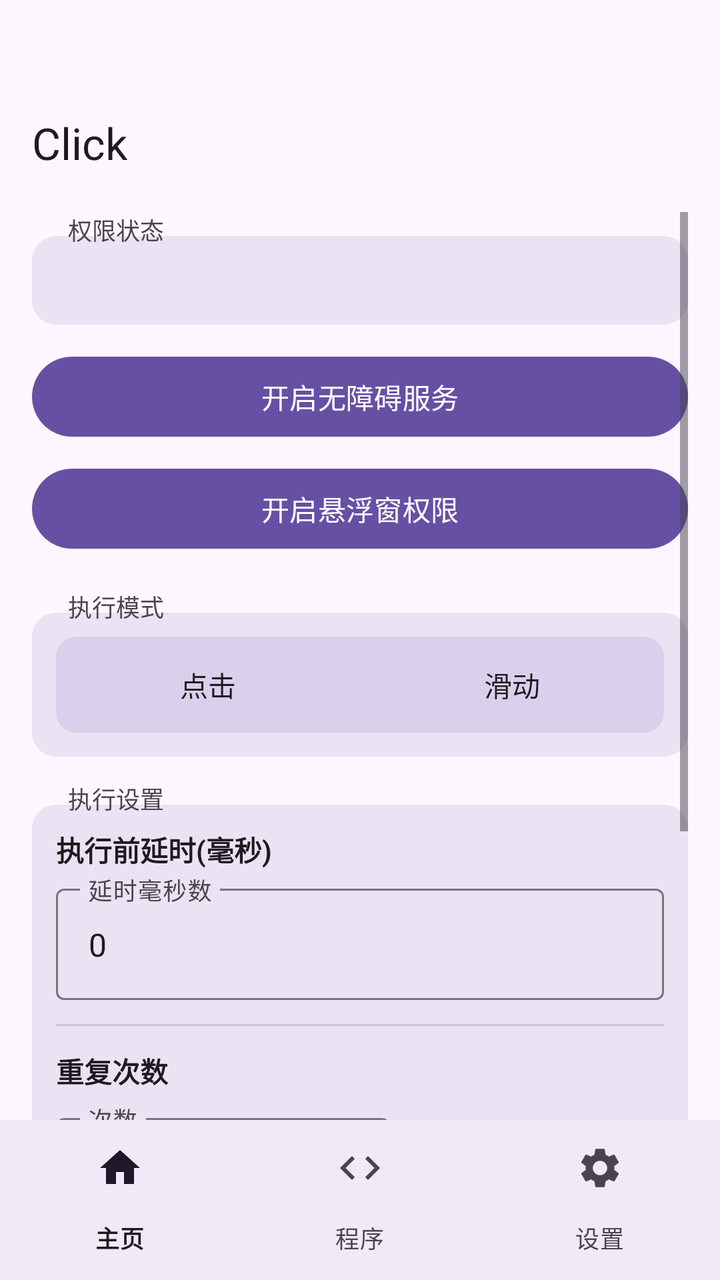
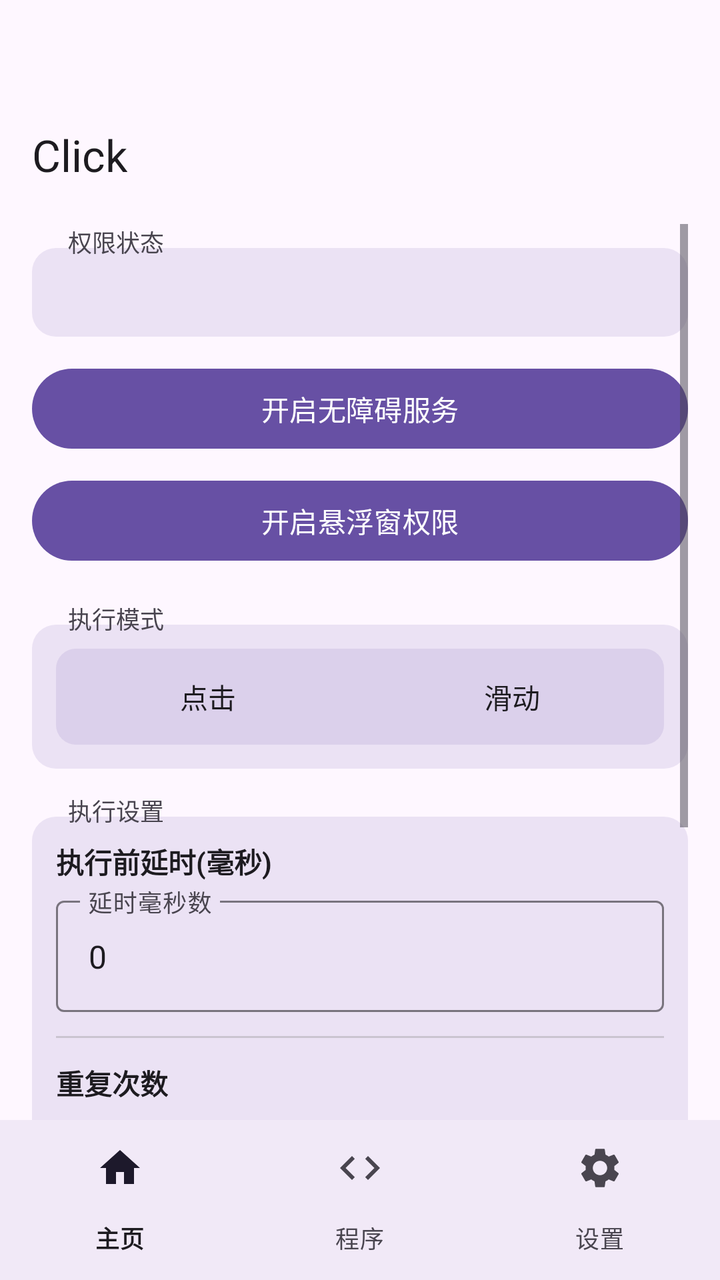

Screens rendered from an Android XML layout before and after an edit, with the pre-edit source and the edit as a unified diff.
<!-- AndroidManifest.xml: activity theme Theme.Click -->
<!-- res/layout/activity_main.xml -->
<?xml version="1.0" encoding="utf-8"?>
<LinearLayout xmlns:android="http://schemas.android.com/apk/res/android"
    xmlns:app="http://schemas.android.com/apk/res-auto"
    android:layout_width="match_parent"
    android:layout_height="match_parent"
    android:fitsSystemWindows="false"
    android:orientation="vertical">

    
    <com.google.android.material.appbar.MaterialToolbar
        android:id="@+id/toolbar"
        android:layout_width="match_parent"
        android:layout_height="90dp"
        android:paddingTop="4dp"
        android:gravity="bottom"
        android:background="?attr/colorSurface"
        app:title="Click"
        app:titleTextColor="?attr/colorOnSurface" />

    
    <ScrollView
        android:id="@+id/home_content"
        android:layout_width="match_parent"
        android:layout_height="0dp"
        android:layout_weight="1"
        android:clipToPadding="false"
        android:paddingBottom="16dp"
        android:paddingHorizontal="16dp"
        android:paddingTop="16dp">

        <LinearLayout
            android:layout_width="match_parent"
            android:layout_height="wrap_content"
            android:orientation="vertical">

            
            <TextView
                android:layout_width="wrap_content"
                android:layout_height="wrap_content"
                android:text="权限状态"
                android:textSize="12sp"
                android:textColor="?attr/colorOnSurfaceVariant"
                android:background="@android:color/transparent"
                android:paddingHorizontal="6dp"
                android:layout_marginStart="12dp"
                android:layout_marginBottom="-6dp"
                android:elevation="2dp" />

            
            <LinearLayout
                android:layout_width="match_parent"
                android:layout_height="wrap_content"
                android:orientation="vertical"
                android:background="@drawable/section_border"
                android:padding="12dp">

                <TextView
                    android:id="@+id/statusText"
                    android:layout_width="match_parent"
                    android:layout_height="wrap_content"
                    android:gravity="start"
                    android:textSize="15sp"
                    android:textStyle="bold"
                    android:textColor="?attr/colorOnSurface" />
            </LinearLayout>

            <Button
                android:id="@+id/btnEnableService"
                android:layout_width="match_parent"
                android:layout_height="wrap_content"
                android:layout_marginTop="12dp"
                android:text="开启无障碍服务" />

            <Button
                android:id="@+id/btnEnableOverlay"
                android:layout_width="match_parent"
                android:layout_height="wrap_content"
                android:layout_marginTop="8dp"
                android:text="开启悬浮窗权限" />

            
            <TextView
                android:layout_width="wrap_content"
                android:layout_height="wrap_content"
                android:layout_marginTop="16dp"
                android:text="执行模式"
                android:textSize="12sp"
                android:textColor="?attr/colorOnSurfaceVariant"
                android:background="@android:color/transparent"
                android:paddingHorizontal="6dp"
                android:layout_marginStart="12dp"
                android:layout_marginBottom="-6dp"
                android:elevation="2dp" />

            
            <LinearLayout
                android:layout_width="match_parent"
                android:layout_height="wrap_content"
                android:orientation="vertical"
                android:background="@drawable/section_border"
                android:padding="12dp">

                <FrameLayout
                    android:layout_width="match_parent"
                    android:layout_height="wrap_content"
                    android:background="@drawable/segment_bg">

                    <View
                        android:id="@+id/modeIndicator"
                        android:layout_width="0dp"
                        android:layout_height="36dp"
                        android:layout_gravity="center_vertical"
                        android:layout_marginStart="4dp"
                        android:background="@drawable/segment_selected" />

                    <LinearLayout
                        android:layout_width="match_parent"
                        android:layout_height="wrap_content"
                        android:orientation="horizontal">

                        <Button
                            android:id="@+id/radioClick"
                            android:layout_width="0dp"
                            android:layout_height="wrap_content"
                            android:layout_weight="1"
                            android:text="点击"
                            android:background="@android:color/transparent"
                            android:textColor="@color/btn_text_selector" />

                        <Button
                            android:id="@+id/radioSwipe"
                            android:layout_width="0dp"
                            android:layout_height="wrap_content"
                            android:layout_weight="1"
                            android:text="滑动"
                            android:background="@android:color/transparent"
                            android:textColor="@color/btn_text_selector" />
                    </LinearLayout>
                </FrameLayout>

                <LinearLayout
                    android:id="@+id/swipeParams"
                    android:layout_width="match_parent"
                    android:layout_height="wrap_content"
                    android:orientation="vertical"
                    android:visibility="gone"
                    android:layout_marginTop="12dp">

                    <View
                        android:layout_width="match_parent"
                        android:layout_height="1dp"
                        android:background="?attr/colorOutlineVariant" />

                    <TextView
                        android:layout_width="wrap_content"
                        android:layout_height="wrap_content"
                        android:layout_marginTop="12dp"
                        android:text="滑动方式"
                        android:textSize="13sp"
                        android:textStyle="bold"
                        android:textColor="?attr/colorOnSurface" />

                    <FrameLayout
                        android:layout_width="match_parent"
                        android:layout_height="wrap_content"
                        android:layout_marginTop="8dp"
                        android:background="@drawable/segment_bg">

                        <View
                            android:id="@+id/swipeMethodIndicator"
                            android:layout_width="0dp"
                            android:layout_height="36dp"
                            android:layout_gravity="center_vertical"
                            android:layout_marginStart="4dp"
                            android:background="@drawable/segment_selected" />

                        <LinearLayout
                            android:layout_width="match_parent"
                            android:layout_height="wrap_content"
                            android:orientation="horizontal">

                            <Button
                                android:id="@+id/radioSwipeManual"
                                android:layout_width="0dp"
                                android:layout_height="wrap_content"
                                android:layout_weight="1"
                                android:text="手动参数"
                                android:background="@android:color/transparent"
                                android:textColor="@color/btn_text_selector" />

                            <Button
                                android:id="@+id/radioSwipeGesture"
                                android:layout_width="0dp"
                                android:layout_height="wrap_content"
                                android:layout_weight="1"
                                android:text="手势录制"
                                android:background="@android:color/transparent"
                                android:textColor="@color/btn_text_selector" />
                        </LinearLayout>
                    </FrameLayout>

                    <LinearLayout
                        android:id="@+id/manualSwipeParams"
                        android:layout_width="match_parent"
                        android:layout_height="wrap_content"
                        android:orientation="vertical"
                        android:layout_marginTop="12dp">

                        <TextView
                            android:layout_width="wrap_content"
                            android:layout_height="wrap_content"
                            android:text="起点"
                            android:textSize="13sp"
                            android:textColor="?attr/colorPrimary" />

                        <LinearLayout
                            android:layout_width="match_parent"
                            android:layout_height="wrap_content"
                            android:layout_marginTop="4dp"
                            android:orientation="horizontal">

                            <com.google.android.material.textfield.TextInputLayout
                                android:layout_width="0dp"
                                android:layout_height="wrap_content"
                                android:layout_weight="1"
                                android:layout_marginEnd="4dp"
                                android:hint="起点 X (横向坐标)"
                                style="@style/Widget.Material3.TextInputLayout.OutlinedBox">

                                <com.google.android.material.textfield.TextInputEditText
                                    android:id="@+id/inputSwipeX1"
                                    android:layout_width="match_parent"
                                    android:layout_height="wrap_content"
                                    android:inputType="numberDecimal" />
                            </com.google.android.material.textfield.TextInputLayout>

                            <com.google.android.material.textfield.TextInputLayout
                                android:layout_width="0dp"
                                android:layout_height="wrap_content"
                                android:layout_weight="1"
                                android:layout_marginStart="4dp"
                                android:hint="起点 Y (纵向坐标)"
                                style="@style/Widget.Material3.TextInputLayout.OutlinedBox">

                                <com.google.android.material.textfield.TextInputEditText
                                    android:id="@+id/inputSwipeY1"
                                    android:layout_width="match_parent"
                                    android:layout_height="wrap_content"
                                    android:inputType="numberDecimal" />
                            </com.google.android.material.textfield.TextInputLayout>
                        </LinearLayout>

                        <TextView
                            android:layout_width="wrap_content"
                            android:layout_height="wrap_content"
                            android:layout_marginTop="8dp"
                            android:text="终点"
                            android:textSize="13sp"
                            android:textColor="?attr/colorPrimary" />

                        <LinearLayout
                            android:layout_width="match_parent"
                            android:layout_height="wrap_content"
                            android:layout_marginTop="4dp"
                            android:orientation="horizontal">

                            <com.google.android.material.textfield.TextInputLayout
                                android:layout_width="0dp"
                                android:layout_height="wrap_content"
                                android:layout_weight="1"
                                android:layout_marginEnd="4dp"
                                android:hint="终点 X (横向坐标)"
                                style="@style/Widget.Material3.TextInputLayout.OutlinedBox">

                                <com.google.android.material.textfield.TextInputEditText
                                    android:id="@+id/inputSwipeX2"
                                    android:layout_width="match_parent"
                                    android:layout_height="wrap_content"
                                    android:inputType="numberDecimal" />
                            </com.google.android.material.textfield.TextInputLayout>

                            <com.google.android.material.textfield.TextInputLayout
                                android:layout_width="0dp"
                                android:layout_height="wrap_content"
                                android:layout_weight="1"
                                android:layout_marginStart="4dp"
                                android:hint="终点 Y (纵向坐标)"
                                style="@style/Widget.Material3.TextInputLayout.OutlinedBox">

                                <com.google.android.material.textfield.TextInputEditText
                                    android:id="@+id/inputSwipeY2"
                                    android:layout_width="match_parent"
                                    android:layout_height="wrap_content"
                                    android:inputType="numberDecimal" />
                            </com.google.android.material.textfield.TextInputLayout>
                        </LinearLayout>

                        <TextView
                            android:layout_width="wrap_content"
                            android:layout_height="wrap_content"
                            android:layout_marginTop="8dp"
                            android:text="时长"
                            android:textSize="13sp"
                            android:textColor="?attr/colorPrimary" />

                        <com.google.android.material.textfield.TextInputLayout
                            android:layout_width="match_parent"
                            android:layout_height="wrap_content"
                            android:layout_marginTop="4dp"
                            android:hint="滑动耗时(毫秒)"
                            style="@style/Widget.Material3.TextInputLayout.OutlinedBox">

                            <com.google.android.material.textfield.TextInputEditText
                                android:id="@+id/inputSwipeDuration"
                                android:layout_width="match_parent"
                                android:layout_height="wrap_content"
                                android:inputType="number" />
                        </com.google.android.material.textfield.TextInputLayout>
                    </LinearLayout>

                    <LinearLayout
                        android:id="@+id/gestureSwipeSection"
                        android:layout_width="match_parent"
                        android:layout_height="wrap_content"
                        android:orientation="vertical"
                        android:visibility="gone"
                        android:layout_marginTop="12dp">

                        <TextView
                            android:id="@+id/lblRecordedStatus"
                            android:layout_width="wrap_content"
                            android:layout_height="wrap_content"
                            android:text=""
                            android:textSize="13sp"
                            android:textColor="?attr/colorPrimary" />

                        <Button
                            android:id="@+id/btnRecordGesture"
                            android:layout_width="match_parent"
                            android:layout_height="wrap_content"
                            android:layout_marginTop="8dp"
                            android:text="录制手势 (在屏幕上滑动)" />
                    </LinearLayout>
                </LinearLayout>
            </LinearLayout>

            
            <TextView
                android:layout_width="wrap_content"
                android:layout_height="wrap_content"
                android:layout_marginTop="12dp"
                android:text="执行设置"
                android:textSize="12sp"
                android:textColor="?attr/colorOnSurfaceVariant"
                android:background="@android:color/transparent"
                android:paddingHorizontal="6dp"
                android:layout_marginStart="12dp"
                android:layout_marginBottom="-6dp"
                android:elevation="2dp" />

            
            <LinearLayout
                android:layout_width="match_parent"
                android:layout_height="wrap_content"
                android:orientation="vertical"
                android:background="@drawable/section_border"
                android:padding="12dp">

                <TextView
                    android:layout_width="wrap_content"
                    android:layout_height="wrap_content"
                    android:text="执行前延时(毫秒)"
                    android:textSize="14sp"
                    android:textStyle="bold"
                    android:textColor="?attr/colorOnSurface" />

                <com.google.android.material.textfield.TextInputLayout
                    android:layout_width="match_parent"
                    android:layout_height="wrap_content"
                    android:layout_marginTop="4dp"
                    android:hint="延时毫秒数"
                    style="@style/Widget.Material3.TextInputLayout.OutlinedBox">

                    <com.google.android.material.textfield.TextInputEditText
                        android:id="@+id/inputDelay"
                        android:layout_width="match_parent"
                        android:layout_height="wrap_content"
                        android:inputType="number"
                        android:text="0" />
                </com.google.android.material.textfield.TextInputLayout>

                <View
                    android:layout_width="match_parent"
                    android:layout_height="1dp"
                    android:layout_marginTop="12dp"
                    android:background="?attr/colorOutlineVariant" />

                <TextView
                    android:layout_width="wrap_content"
                    android:layout_height="wrap_content"
                    android:layout_marginTop="12dp"
                    android:text="重复次数"
                    android:textSize="14sp"
                    android:textStyle="bold"
                    android:textColor="?attr/colorOnSurface" />

                <LinearLayout
                    android:layout_width="match_parent"
                    android:layout_height="wrap_content"
                    android:layout_marginTop="8dp"
                    android:orientation="horizontal"
                    android:gravity="center_vertical">

                    <com.google.android.material.textfield.TextInputLayout
                        android:layout_width="0dp"
                        android:layout_height="wrap_content"
                        android:layout_weight="1"
                        android:hint="次数"
                        style="@style/Widget.Material3.TextInputLayout.OutlinedBox">

                        <com.google.android.material.textfield.TextInputEditText
                            android:id="@+id/inputRepeat"
                            android:layout_width="match_parent"
                            android:layout_height="wrap_content"
                            android:inputType="number"
                            android:text="1" />
                    </com.google.android.material.textfield.TextInputLayout>

                    <com.google.android.material.materialswitch.MaterialSwitch
                        android:id="@+id/checkInfinite"
                        android:layout_width="wrap_content"
                        android:layout_height="wrap_content"
                        android:layout_marginStart="12dp"
                        android:text="无限循环" />
                </LinearLayout>
            </LinearLayout>

            <FrameLayout
                android:layout_width="match_parent"
                android:layout_height="wrap_content"
                android:layout_marginTop="24dp">

                <Button
                    android:id="@+id/btnStartFloating"
                    android:layout_width="match_parent"
                    android:layout_height="wrap_content"
                    android:text="启动悬浮球"
                    android:enabled="false" />

                <View
                    android:id="@+id/btnStartOverlay"
                    android:layout_width="match_parent"
                    android:layout_height="match_parent"
                    android:background="@android:color/transparent"
                    android:clickable="true"
                    android:visibility="gone" />
            </FrameLayout>

            <Button
                android:id="@+id/btnStopFloating"
                android:layout_width="match_parent"
                android:layout_height="wrap_content"
                android:layout_marginTop="8dp"
                android:text="停止悬浮球"
                android:enabled="false" />

        </LinearLayout>
    </ScrollView>

    
    <LinearLayout
        android:id="@+id/program_page"
        android:layout_width="match_parent"
        android:layout_height="0dp"
        android:layout_weight="1"
        android:orientation="vertical"
        android:gravity="center"
        android:visibility="gone" />

    
    <LinearLayout
        android:id="@+id/settings_page"
        android:layout_width="match_parent"
        android:layout_height="0dp"
        android:layout_weight="1"
        android:orientation="vertical"
        android:gravity="center"
        android:visibility="gone" />

    
    <com.google.android.material.bottomnavigation.BottomNavigationView
        android:id="@+id/bottom_navigation"
        android:layout_width="match_parent"
        android:layout_height="wrap_content"
        android:background="?attr/colorSurface"
        app:labelVisibilityMode="labeled"
        app:menu="@menu/bottom_nav_menu" />

</LinearLayout>
<!-- resources referenced by this layout -->
<resources>
  <!-- drawable section_border (drawable) -->
  <?xml version="1.0" encoding="utf-8"?>
  <shape xmlns:android="http://schemas.android.com/apk/res/android"
      android:shape="rectangle">
      <solid android:color="@color/section_background" />
      <corners android:radius="12dp" />
  </shape>
  <!-- drawable segment_bg (drawable) -->
  <?xml version="1.0" encoding="utf-8"?>
  <shape xmlns:android="http://schemas.android.com/apk/res/android"
      android:shape="rectangle">
      <solid android:color="#206750A4" />
      <corners android:radius="10dp" />
  </shape>
  <!-- drawable segment_selected (drawable) -->
  <?xml version="1.0" encoding="utf-8"?>
  <shape xmlns:android="http://schemas.android.com/apk/res/android"
      android:shape="rectangle">
      <solid android:color="@color/md_theme_primary" />
      <corners android:radius="8dp" />
  </shape>
  <style name="Theme.Click" parent="Theme.Material3.DayNight.NoActionBar">
          <item name="colorPrimary">@color/md_theme_primary</item>
          <item name="colorOnPrimary">@color/md_theme_onPrimary</item>
          <item name="colorPrimaryContainer">@color/md_theme_primaryContainer</item>
          <item name="colorOnPrimaryContainer">@color/md_theme_onPrimaryContainer</item>
          <item name="colorSecondary">@color/md_theme_secondary</item>
          <item name="colorOnSecondary">@color/md_theme_onSecondary</item>
          <item name="colorSecondaryContainer">@color/md_theme_secondaryContainer</item>
          <item name="colorOnSecondaryContainer">@color/md_theme_onSecondaryContainer</item>
          <item name="android:colorBackground">@color/md_theme_background</item>
          <item name="colorOnBackground">@color/md_theme_onBackground</item>
          <item name="colorSurface">@color/md_theme_surface</item>
          <item name="colorOnSurface">@color/md_theme_onSurface</item>
          <item name="colorSurfaceVariant">@color/md_theme_surfaceVariant</item>
          <item name="colorOnSurfaceVariant">@color/md_theme_onSurfaceVariant</item>
          <item name="colorOutline">@color/md_theme_outline</item>
          <item name="colorOutlineVariant">@color/md_theme_outlineVariant</item>
          <item name="android:statusBarColor">@color/md_theme_surface</item>
          <item name="android:navigationBarColor">@android:color/transparent</item>
          <item name="android:windowLightStatusBar">true</item>
          <item name="android:windowLightNavigationBar">true</item>
          <item name="android:windowBackground">@color/md_theme_background</item>
          
          <item name="android:windowSplashScreenBackground">@color/md_theme_background</item>
          <item name="android:windowSplashScreenAnimatedIcon">@drawable/splash_icon</item>
      </style>
  <color name="section_background">#206750A4</color>
  <color name="md_theme_primary">#6750A4</color>
  <color name="md_theme_onPrimary">#FFFFFF</color>
  <color name="md_theme_primaryContainer">#EADDFF</color>
  <color name="md_theme_onPrimaryContainer">#21005D</color>
  <color name="md_theme_secondary">#625B71</color>
  <color name="md_theme_onSecondary">#FFFFFF</color>
  <color name="md_theme_secondaryContainer">#E8DEF8</color>
  <color name="md_theme_onSecondaryContainer">#1D192B</color>
  <color name="md_theme_background">#FEF7FF</color>
  <color name="md_theme_onBackground">#1D1B20</color>
  <color name="md_theme_surface">#FEF7FF</color>
  <color name="md_theme_onSurface">#1D1B20</color>
  <color name="md_theme_surfaceVariant">#E7E0EC</color>
  <color name="md_theme_onSurfaceVariant">#49454F</color>
  <color name="md_theme_outline">#79747E</color>
  <color name="md_theme_outlineVariant">#CAC4D0</color>
  <!-- drawable splash_icon: png bitmap (drawable, 131094 bytes) -->
</resources>

<!-- the commit's change to res/layout/activity_main.xml (unified diff, before → after) -->
@@ -10,8 +10,8 @@
     <com.google.android.material.appbar.MaterialToolbar
         android:id="@+id/toolbar"
         android:layout_width="match_parent"
-        android:layout_height="90dp"
-        android:paddingTop="4dp"
+        android:layout_height="96dp"
+        android:paddingTop="0dp"
         android:gravity="bottom"
         android:background="?attr/colorSurface"
         app:title="Click"
